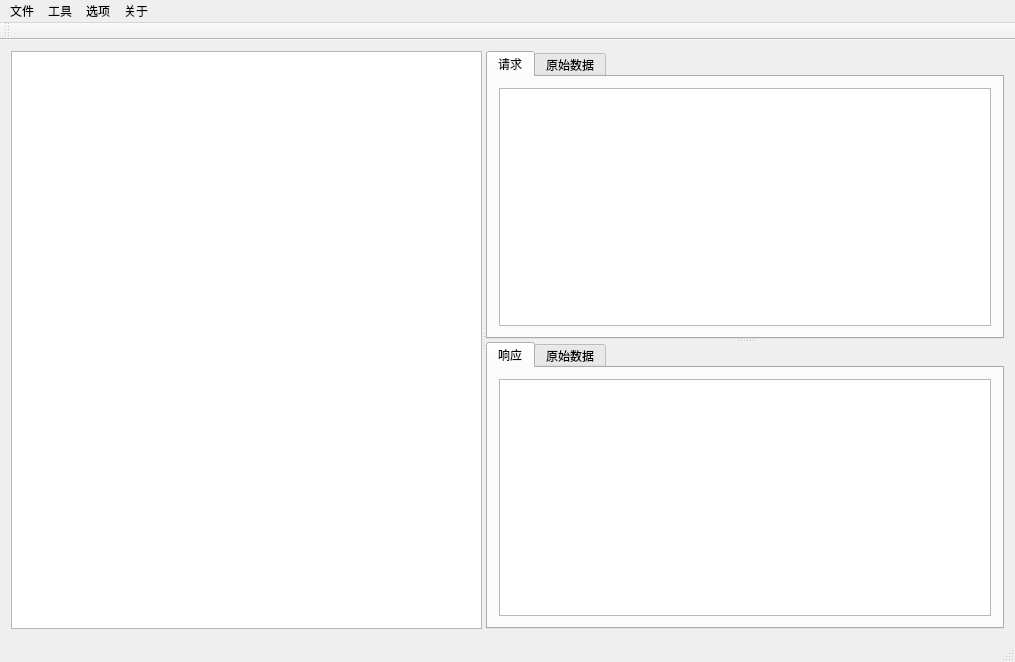
Before: the Qt Designer form QTFrontend/QTFrontend.ui in r33s3n6/NetworkMonitorCoroutine, drawn with Qt 5.
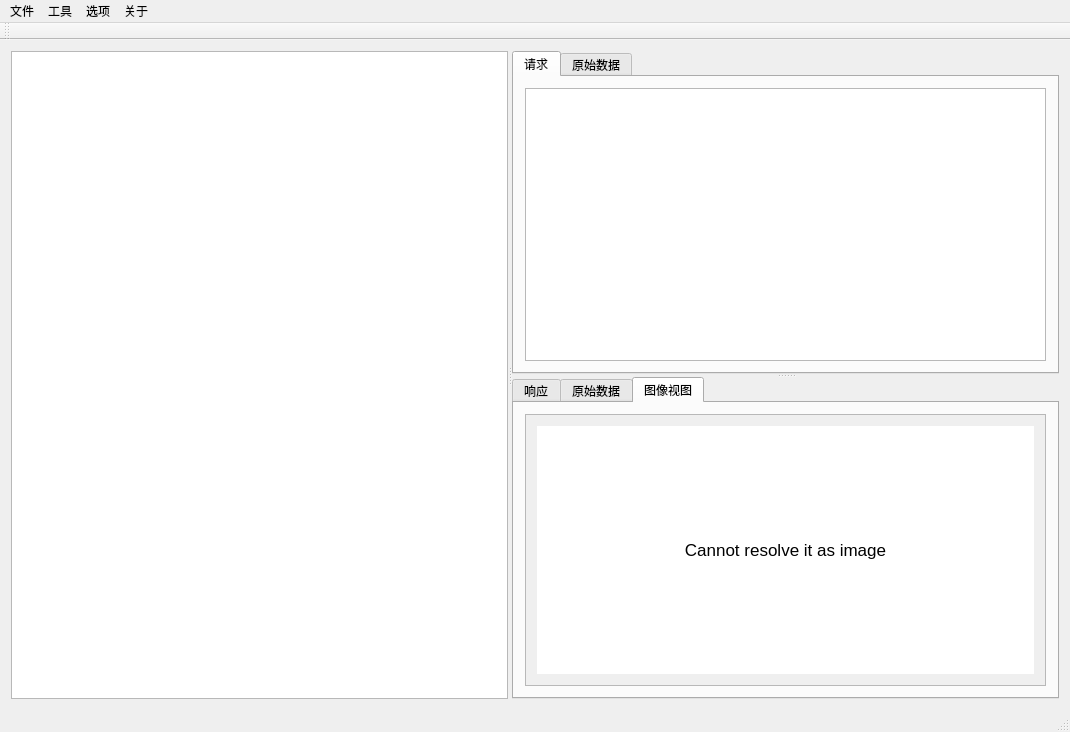
After: the same form once the commit is applied. The open tabs and pages were chosen to show the change.

```diff
--- a/QTFrontend/QTFrontend.ui
+++ b/QTFrontend/QTFrontend.ui
@@ -6,8 +6,8 @@
    <rect>
     <x>0</x>
     <y>0</y>
-    <width>1015</width>
-    <height>662</height>
+    <width>1070</width>
+    <height>732</height>
    </rect>
   </property>
   <property name="sizePolicy">
@@ -153,6 +153,62 @@
          </attribute>
          <layout class="QGridLayout" name="gridLayout_3"/>
         </widget>
+        <widget class="QWidget" name="tab_rsp_image">
+         <attribute name="title">
+          <string>图像视图</string>
+         </attribute>
+         <layout class="QGridLayout" name="gridLayout_6">
+          <item row="0" column="0">
+           <widget class="QScrollArea" name="scrollArea">
+            <property name="widgetResizable">
+             <bool>true</bool>
+            </property>
+            <widget class="QWidget" name="scrollAreaWidgetContents">
+             <property name="geometry">
+              <rect>
+               <x>0</x>
+               <y>0</y>
+               <width>525</width>
+               <height>300</height>
+              </rect>
+             </property>
+             <layout class="QGridLayout" name="gridLayout_7">
+              <item row="0" column="0">
+               <widget class="QLabel" name="label_image">
+                <property name="sizePolicy">
+                 <sizepolicy hsizetype="Expanding" vsizetype="Expanding">
+                  <horstretch>0</horstretch>
+                  <verstretch>0</verstretch>
+                 </sizepolicy>
+                </property>
+                <property name="font">
+                 <font>
+                  <pointsize>13</pointsize>
+                 </font>
+                </property>
+                <property name="styleSheet">
+                 <string notr="true">background-color:white;</string>
+                </property>
+                <property name="text">
+                 <string>Cannot resolve it as image</string>
+                </property>
+                <property name="textFormat">
+                 <enum>Qt::PlainText</enum>
+                </property>
+                <property name="scaledContents">
+                 <bool>true</bool>
+                </property>
+                <property name="alignment">
+                 <set>Qt::AlignCenter</set>
+                </property>
+               </widget>
+              </item>
+             </layout>
+            </widget>
+           </widget>
+          </item>
+         </layout>
+        </widget>
        </widget>
       </widget>
      </widget>
@@ -164,7 +220,7 @@
     <rect>
      <x>0</x>
      <y>0</y>
-     <width>1015</width>
+     <width>1070</width>
      <height>18</height>
     </rect>
    </property>
```
Left out of the diff: 5 changed lines with no effect on the pictures.
